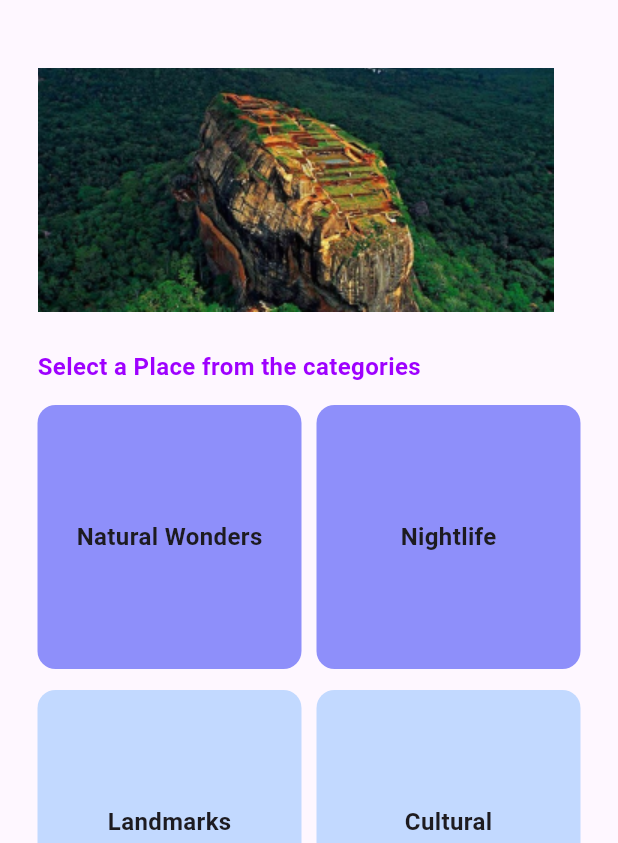
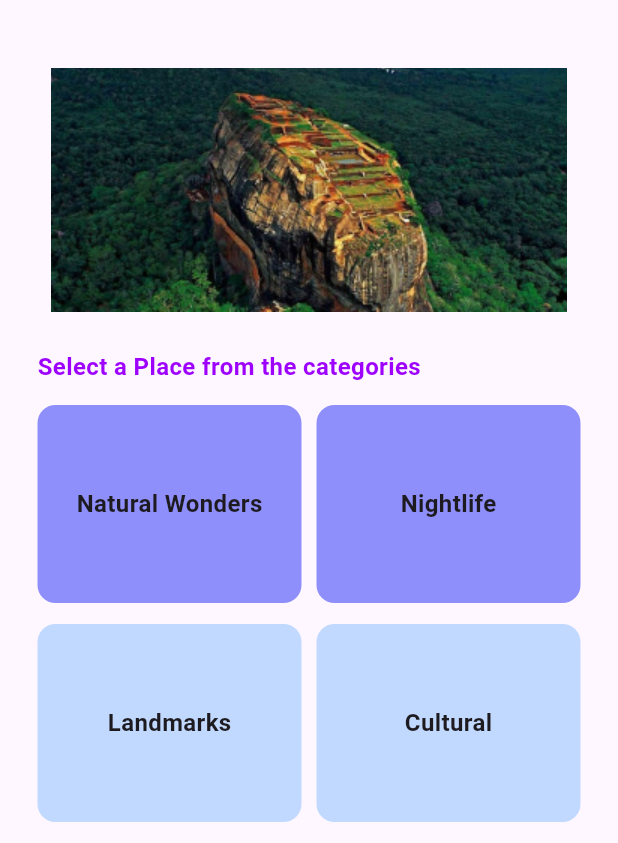
Before and after one commit to alinakornieieva/flutter_layout_travel_app, a Flutter app: the screen it shows after launch, on a phone screen of 412 x 824 dp, the part 393-1236 px from its top. Run offline on Flutter 3.47's test engine with Material 3 defaults, Android fonts, the light colour scheme and no system bars.

Commit message:
Improve structure of the screen, improve grid

```diff
--- /dev/null
+++ b/lib/features/home/home.dart
@@ -0,0 +1 @@
+export 'view.dart';
--- a/lib/features/home/home_screen.dart
+++ b/lib/features/home/home_screen.dart
@@ -47,7 +47,7 @@ class HomeScreen extends StatelessWidget {
                     'Welcome to our travel app, your ultimate guide to discovering captivating destinations around the globe! Whether you`re seeking the tranquility of scenic landscapes, the allure of historical landmarks, or the excitement of vibrant cities, our curated collection of places to visit offers something for every traveler.',
                     style: theme.textTheme.bodySmall),
                 const SizedBox(height: 45.0),
-                Image.asset('assets/image_1.png'),
+                Center(child: Image.asset('assets/image_1.png')),
                 const SizedBox(height: 25.0),
                 const Text('Select a Place from the categories',
                     style: TextStyle(
@@ -61,6 +61,7 @@ class HomeScreen extends StatelessWidget {
                   mainAxisSpacing: 14,
                   shrinkWrap: true,
                   physics: const NeverScrollableScrollPhysics(),
+                  childAspectRatio: (1 / 0.75),
                   children: [
                     Container(
                         decoration: BoxDecoration(
--- /dev/null
+++ b/lib/features/home/view.dart
@@ -0,0 +1 @@
+export 'home_screen.dart';
--- a/lib/main.dart
+++ b/lib/main.dart
@@ -1,5 +1,5 @@
 import 'package:flutter/material.dart';
-import 'package:flutter_layout_travel_app/features/home/home_screen.dart';
+import 'package:flutter_layout_travel_app/features/home/home.dart';
 
 void main() {
   runApp(const MyApp());
```
